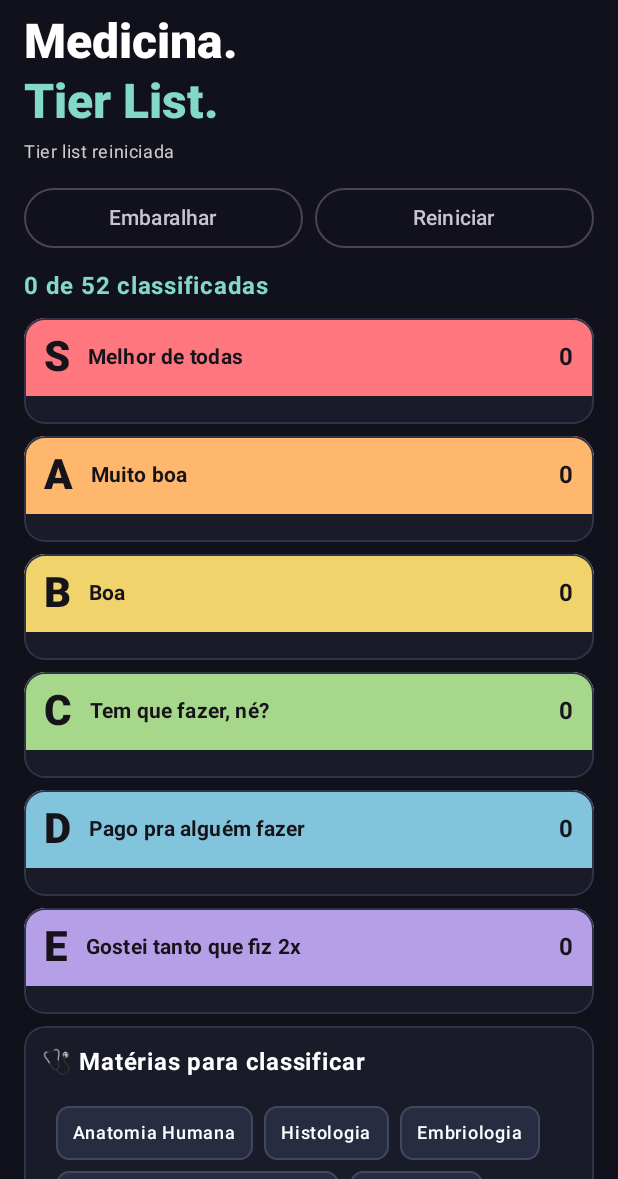
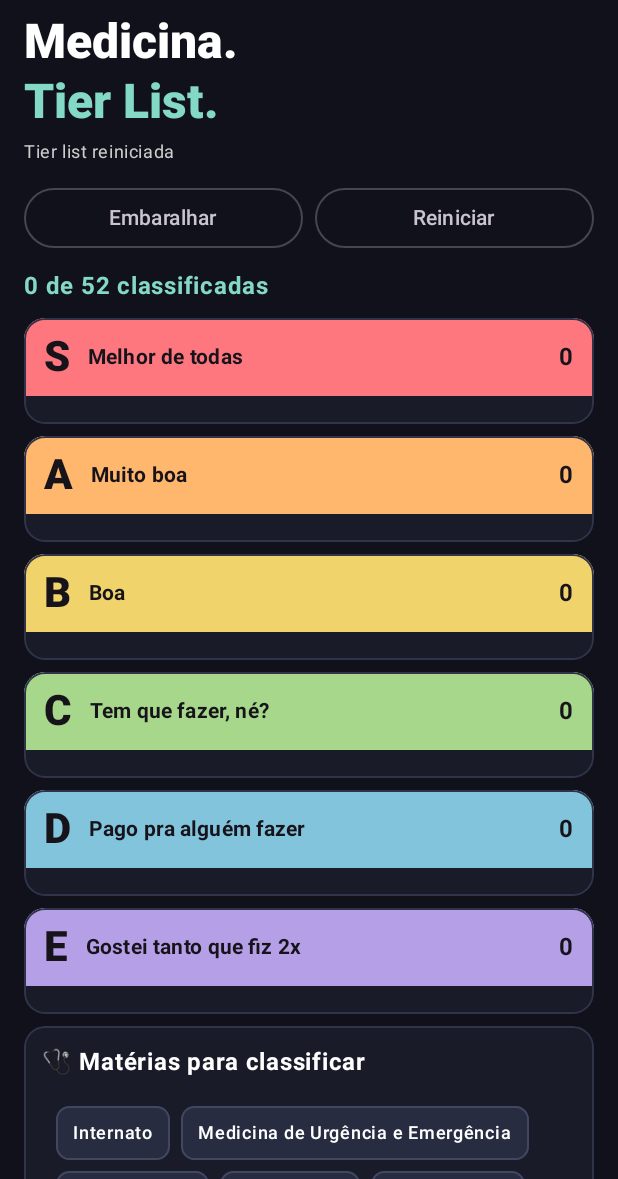
Before and after one commit to iamdatagabs/gabgames, an Android app built with Jetpack Compose: the screen it shows after launch (MainActivity), after a tap on "Reiniciar", on a phone screen of 412 x 824 dp, the part 57-1236 px from its top. Run offline under Robolectric (Android 15) with nearby library versions, the phone set to English and light mode, and no system bars; 1 other tap on this screen came first.

Commit message:
Fix native subject shuffle and FlowRow opt-in

```diff
--- a/android/app/src/main/java/br/com/gabgames/medicina/MainActivity.kt
+++ b/android/app/src/main/java/br/com/gabgames/medicina/MainActivity.kt
@@ -116,6 +116,7 @@ private fun MedicineApp(){
     val stateKey= remember { stringPreferencesKey("classification") }
     val assignments= remember { mutableStateMapOf<String,String>() }
     var loaded by remember { mutableStateOf(false) }
+    var subjectOrder by remember { mutableStateOf(subjects) }
     var dragging by remember { mutableStateOf<String?>(null) }
     var dragDelta by remember { mutableStateOf(Offset.Zero) }
     var dragOrigin by remember { mutableStateOf(Offset.Zero) }
@@ -132,7 +133,7 @@ private fun MedicineApp(){
         if(target!=null){if(target=="POOL")assignments.remove(name) else assignments[name]=target;persist();message="Disciplina classificada em $target"}
         dragging=null;dragDelta=Offset.Zero
     }
-    val remaining=subjects.filter{it !in assignments}
+    val remaining=subjectOrder.filter{it !in assignments}
     Scaffold(containerColor=bg, snackbarHost={}) { padding->
         Column(Modifier.fillMaxSize().padding(padding).padding(horizontal=16.dp)) {
             Row(Modifier.fillMaxWidth().padding(top=18.dp,bottom=8.dp),horizontalArrangement=Arrangement.SpaceBetween,verticalAlignment=Alignment.CenterVertically){
@@ -143,7 +144,7 @@ private fun MedicineApp(){
             Text("Tier List.",style=MaterialTheme.typography.headlineLarge,fontWeight=FontWeight.Black,color=accent)
             Text(message,color=Color.LightGray,style=MaterialTheme.typography.bodySmall,modifier=Modifier.padding(top=5.dp,bottom=12.dp))
             Row(horizontalArrangement=Arrangement.spacedBy(8.dp),modifier=Modifier.fillMaxWidth()){
-                OutlinedButton(onClick={val shuffled=remaining.shuffled();message="Disciplinas disponíveis: ${shuffled.size}"} ,modifier=Modifier.weight(1f)){Text("Embaralhar")}
+                OutlinedButton(onClick={subjectOrder=subjectOrder.shuffled();message="Disciplinas embaralhadas!"} ,modifier=Modifier.weight(1f)){Text("Embaralhar")}
                 OutlinedButton(onClick={assignments.clear();persist();message="Tier list reiniciada"},modifier=Modifier.weight(1f)){Text("Reiniciar")}
             }
             Text("${assignments.size} de ${subjects.size} classificadas",color=accent,fontWeight=FontWeight.Bold,modifier=Modifier.padding(vertical=9.dp))
@@ -155,7 +156,7 @@ private fun MedicineApp(){
                             Spacer(Modifier.width(12.dp));Text(tier.title,color=Color(0xFF17131A),fontWeight=FontWeight.Bold,style=MaterialTheme.typography.titleSmall)
                             Spacer(Modifier.weight(1f));Text(assignments.count{it.value==tier.key}.toString(),color=Color(0xFF17131A),fontWeight=FontWeight.Bold)
                         }
-                        FlowRowCompat(items=subjects.filter{assignments[it]==tier.key},dragging=dragging,dragDelta=dragDelta,onStart={name,origin,size->dragging=name;dragOrigin=origin;dragSize=size;dragDelta=Offset.Zero},onMove={dragDelta=it},onEnd={drop()})
+                        FlowRowCompat(items=subjectOrder.filter{assignments[it]==tier.key},dragging=dragging,dragDelta=dragDelta,onStart={name,origin,size->dragging=name;dragOrigin=origin;dragSize=size;dragDelta=Offset.Zero},onMove={dragDelta=it},onEnd={drop()})
                     }
                 }
                 item{
@@ -171,6 +172,7 @@ private fun MedicineApp(){
     if(!loaded)Box(Modifier.fillMaxSize().background(bg),contentAlignment=Alignment.Center){CircularProgressIndicator(color=accent)}
 }
 
+@OptIn(androidx.compose.foundation.layout.ExperimentalLayoutApi::class)
 @Composable
 private fun FlowRowCompat(items:List<String>,dragging:String?,dragDelta:Offset,onStart:(String,Offset,IntSize)->Unit,onMove:(Offset)->Unit,onEnd:()->Unit){
     androidx.compose.foundation.layout.FlowRow(horizontalArrangement=Arrangement.spacedBy(7.dp),verticalArrangement=Arrangement.spacedBy(7.dp),modifier=Modifier.fillMaxWidth().padding(9.dp)){
```
